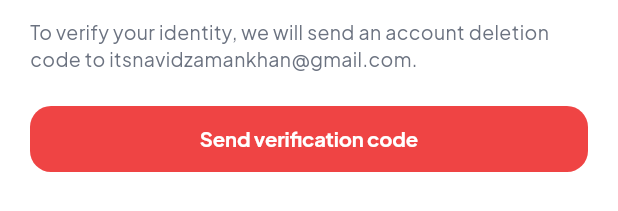
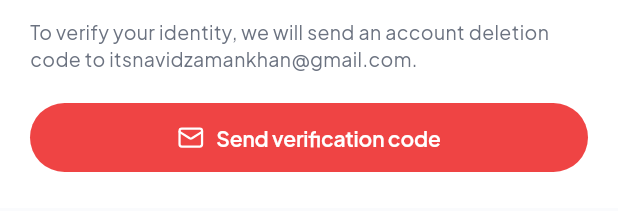
Before and after one commit to NavidZamanKhan/ZenFlow-Flutter, a Flutter app: the DeleteAccountBottomSheet widget shown alone on an empty page, opened directly, on a phone screen of 412 x 824 dp. Shown: the part 239-450 px from the top of the screen. Run offline on Flutter 3.47's test engine with Material 3 defaults, Android fonts, the phone set to English and light mode, and no system bars; our stand-ins replace dio, equatable, flutter_bloc, flutter_lucide, flutter_secure_storage, google_fonts and 1 more; accounts and stored records are empty; network calls fail.

Commit message:
fix(security): resolve RenderBox layout assertion by standardizing modal action buttons with ZenButton and adding dangerSolid variant

```diff
--- a/lib/core/widgets/zen_button.dart
+++ b/lib/core/widgets/zen_button.dart
@@ -1,9 +1,10 @@
 import 'package:flutter/material.dart';
 
+import '../theme/app_colors.dart';
 import '../theme/app_text_styles.dart';
 import '../theme/zenflow_theme.dart';
 
-enum ZenButtonVariant { primary, outlined, subtle, danger }
+enum ZenButtonVariant { primary, outlined, subtle, danger, dangerSolid }
 
 class ZenButton extends StatelessWidget {
   final String label;
@@ -55,11 +56,15 @@ class ZenButton extends StatelessWidget {
         break;
       case ZenButtonVariant.danger:
         bg = Colors.transparent;
-        fg = Theme.of(context).colorScheme.error;
+        fg = AppColors.danger;
         borderSide = BorderSide(
-          color: Theme.of(context).colorScheme.error.withValues(alpha: 0.3),
+          color: AppColors.danger.withValues(alpha: 0.3),
           width: 1,
         );
+        break;
+      case ZenButtonVariant.dangerSolid:
+        bg = AppColors.danger;
+        fg = Colors.white;
         break;
     }
 
--- a/lib/features/profile/widgets/delete_account_bottom_sheet.dart
+++ b/lib/features/profile/widgets/delete_account_bottom_sheet.dart
@@ -318,41 +318,25 @@ class _DeleteAccountBottomSheetState extends State<DeleteAccountBottomSheet> {
                   Row(
                     children: [
                       Expanded(
-                        child: OutlinedButton.icon(
+                        child: ZenButton(
+                          label: 'Back',
+                          icon: LucideIcons.arrow_left,
+                          variant: ZenButtonVariant.outlined,
+                          height: 44,
                           onPressed: _submitting
                               ? null
                               : () => setState(() => _confirmStep = false),
-                          icon: Icon(LucideIcons.arrow_left,
-                              size: 15, color: zen.textPrimary),
-                          label: Text(
-                            'Back',
-                            style: AppTextStyles.labelMedium(zen.textPrimary),
-                          ),
-                          style: OutlinedButton.styleFrom(
-                            padding: const EdgeInsets.symmetric(vertical: 12),
-                            side: BorderSide(color: zen.border),
-                            shape: RoundedRectangleBorder(
-                              borderRadius: BorderRadius.circular(12),
-                            ),
-                          ),
                         ),
                       ),
                       const SizedBox(width: 12),
                       Expanded(
-                        child: ElevatedButton(
+                        child: ZenButton(
+                          label: _submitting ? 'Deleting...' : 'Yes, delete',
+                          icon: LucideIcons.trash_2,
+                          variant: ZenButtonVariant.dangerSolid,
+                          height: 44,
+                          isLoading: _submitting,
                           onPressed: _submitting ? null : _handleFinalDelete,
-                          style: ElevatedButton.styleFrom(
-                            backgroundColor: AppColors.danger,
-                            foregroundColor: Colors.white,
-                            padding: const EdgeInsets.symmetric(vertical: 12),
-                            shape: RoundedRectangleBorder(
-                              borderRadius: BorderRadius.circular(12),
-                            ),
-                          ),
-                          child: Text(
-                            _submitting ? 'Deleting...' : 'Yes, delete',
-                            style: const TextStyle(fontWeight: FontWeight.w700),
-                          ),
                         ),
                       ),
                     ],
@@ -406,25 +390,16 @@ class _DeleteAccountBottomSheetState extends State<DeleteAccountBottomSheet> {
                   ),
                   const SizedBox(height: 20),
 
-                  ElevatedButton(
+                  ZenButton(
+                    label: _sendingOtp
+                        ? 'Sending code...'
+                        : 'Send verification code',
+                    icon: LucideIcons.mail,
+                    variant: ZenButtonVariant.dangerSolid,
+                    height: 46,
+                    width: double.infinity,
+                    isLoading: _sendingOtp,
                     onPressed: _sendingOtp ? null : _handleSendOtp,
-                    style: ElevatedButton.styleFrom(
-                      backgroundColor: AppColors.danger,
-                      foregroundColor: Colors.white,
-                      minimumSize: const Size(double.infinity, 44),
-                      shape: RoundedRectangleBorder(
-                        borderRadius: BorderRadius.circular(14),
-                      ),
-                    ),
-                    child: Text(
-                      _sendingOtp
-                          ? 'Sending code...'
-                          : 'Send verification code',
-                      style: const TextStyle(
-                        fontWeight: FontWeight.w700,
-                        fontSize: 13.5,
-                      ),
-                    ),
                   ),
                 ] else ...[
                   // Case B - Step 2: OTP & Password Verification Input
@@ -491,21 +466,12 @@ class _DeleteAccountBottomSheetState extends State<DeleteAccountBottomSheet> {
                         ),
                       ),
                       const SizedBox(width: 12),
-                      ElevatedButton(
+                      ZenButton(
+                        label: 'Continue to confirmation',
+                        variant: ZenButtonVariant.dangerSolid,
+                        height: 42,
+                        width: 205,
                         onPressed: _handleProceedToConfirm,
-                        style: ElevatedButton.styleFrom(
-                          backgroundColor: AppColors.danger,
-                          foregroundColor: Colors.white,
-                          padding: const EdgeInsets.symmetric(
-                              horizontal: 18, vertical: 12),
-                          shape: RoundedRectangleBorder(
-                            borderRadius: BorderRadius.circular(12),
-                          ),
-                        ),
-                        child: const Text(
-                          'Continue to confirmation',
-                          style: TextStyle(fontWeight: FontWeight.w700),
-                        ),
                       ),
                     ],
                   ),
```
